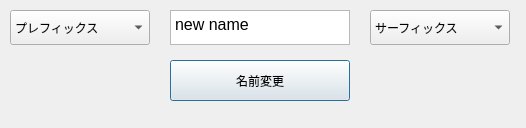
Old version of the form maya script/qtui/multiRename.ui in the repository Julian-Fish/FishPythonProject.
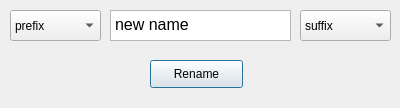
New version of the form.

What changed in the file:
```diff
--- a/maya script/qtui/multiRename.ui
+++ b/maya script/qtui/multiRename.ui
@@ -6,14 +6,14 @@
    <rect>
     <x>0</x>
     <y>0</y>
-    <width>526</width>
-    <height>128</height>
+    <width>400</width>
+    <height>108</height>
    </rect>
   </property>
   <property name="minimumSize">
    <size>
-    <width>526</width>
-    <height>128</height>
+    <width>400</width>
+    <height>108</height>
    </size>
   </property>
   <property name="windowTitle">
@@ -24,13 +24,13 @@
     <rect>
      <x>10</x>
      <y>10</y>
-     <width>140</width>
-     <height>35</height>
+     <width>91</width>
+     <height>31</height>
     </rect>
    </property>
    <item>
     <property name="text">
-     <string>プレフィックス</string>
+     <string>prefix</string>
     </property>
    </item>
    <item>
@@ -52,10 +52,10 @@
   <widget class="QTextEdit" name="newName">
    <property name="geometry">
     <rect>
-     <x>170</x>
+     <x>110</x>
      <y>10</y>
-     <width>180</width>
-     <height>35</height>
+     <width>181</width>
+     <height>31</height>
     </rect>
    </property>
    <property name="html">
@@ -69,15 +69,15 @@
   <widget class="QComboBox" name="suffixComboBox">
    <property name="geometry">
     <rect>
-     <x>370</x>
+     <x>300</x>
      <y>10</y>
-     <width>140</width>
-     <height>35</height>
+     <width>91</width>
+     <height>31</height>
     </rect>
    </property>
    <item>
     <property name="text">
-     <string>サーフィックス</string>
+     <string>suffix</string>
     </property>
    </item>
    <item>
@@ -99,14 +99,14 @@
   <widget class="QPushButton" name="renamePushButton">
    <property name="geometry">
     <rect>
-     <x>170</x>
+     <x>150</x>
      <y>60</y>
-     <width>180</width>
-     <height>41</height>
+     <width>93</width>
+     <height>28</height>
     </rect>
    </property>
    <property name="text">
-    <string>名前変更</string>
+    <string>Rename</string>
    </property>
   </widget>
  </widget>
```
